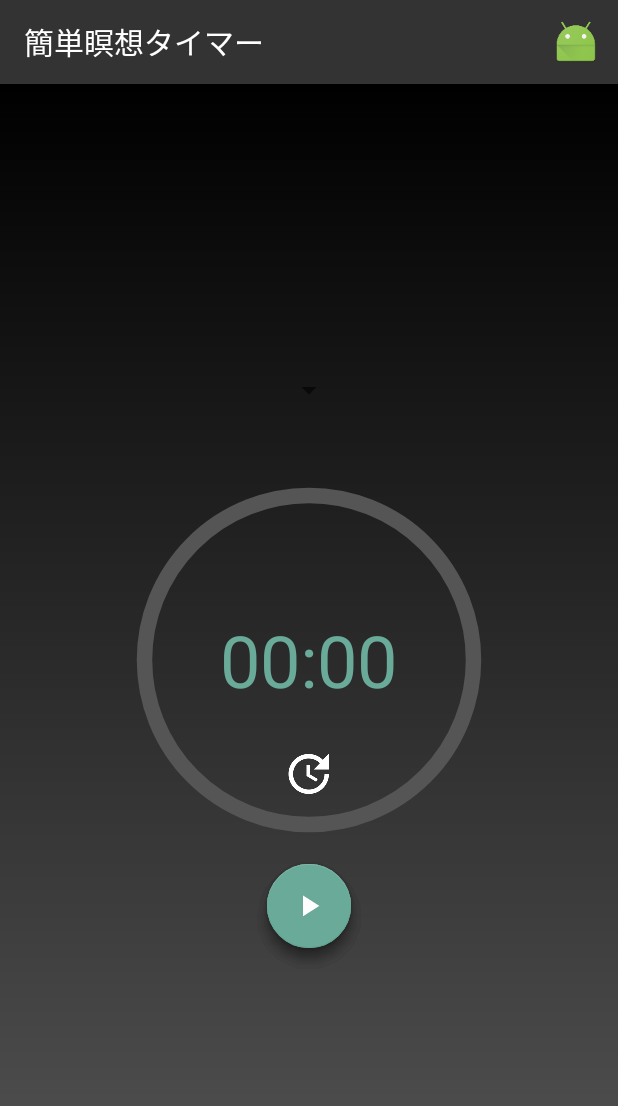
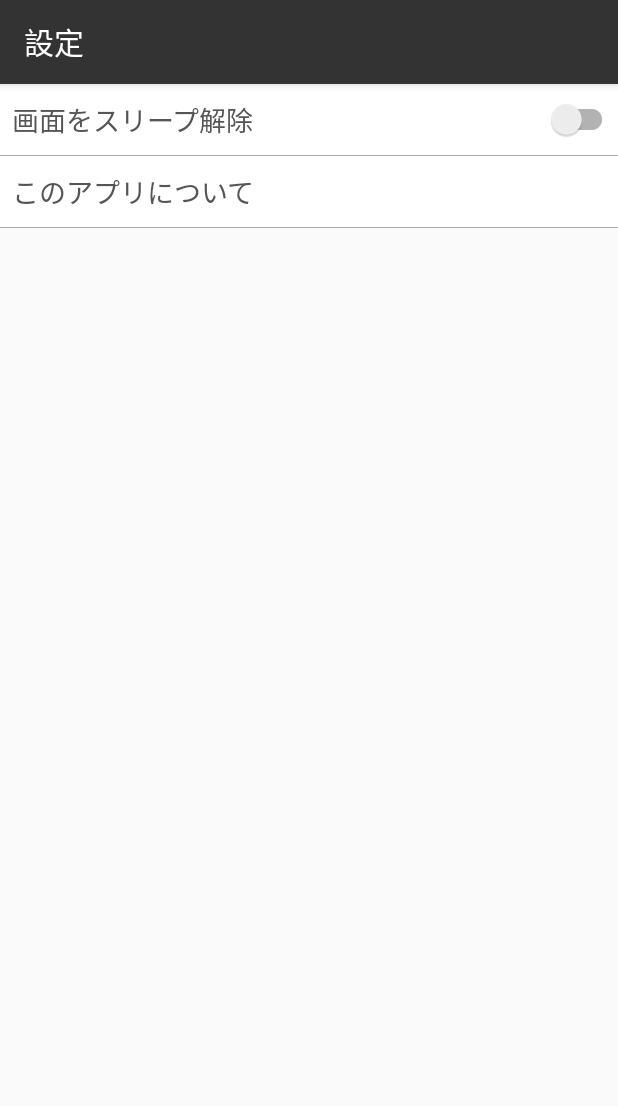
Before and after one commit to kseito/SimpleMeditationTimer, an Android app: the screen it shows after launch (MainActivity before the commit, SettingActivity after it), after a tap on "設定", on a phone screen of 412 x 824 dp. Shown: the top 1106 px of the screen. Run offline under Robolectric (Android 15) with nearby library versions, the phone set to English and light mode, and no system bars; libraries missing offline, so code that uses them is left out: com.jaredrummler.materialspinner; plain views replace MaterialSpinner; 10 statements that could not run were skipped.

Commit message:
add setting layout

```diff
--- a/app/src/main/AndroidManifest.xml
+++ b/app/src/main/AndroidManifest.xml
@@ -17,6 +17,7 @@
                 <category android:name="android.intent.category.LAUNCHER" />
             </intent-filter>
         </activity>
+        <activity android:name=".SettingActivity"/>
     </application>
 
 </manifest>
--- a/app/src/main/java/kzt/com/simplemeditationtimer/MainActivity.java
+++ b/app/src/main/java/kzt/com/simplemeditationtimer/MainActivity.java
@@ -2,6 +2,7 @@ package kzt.com.simplemeditationtimer;
 
 import android.animation.AnimatorSet;
 import android.content.Context;
+import android.content.Intent;
 import android.content.SharedPreferences;
 import android.databinding.DataBindingUtil;
 import android.media.MediaPlayer;
@@ -12,6 +13,7 @@ import android.preference.PreferenceManager;
 import android.support.design.widget.Snackbar;
 import android.support.v7.app.AppCompatActivity;
 import android.view.Menu;
+import android.view.MenuItem;
 import android.view.View;
 
 import com.jaredrummler.materialspinner.MaterialSpinner;
@@ -55,6 +57,17 @@ public class MainActivity extends AppCompatActivity implements MainActivityHandl
     public boolean onCreateOptionsMenu(Menu menu) {
         getMenuInflater().inflate(R.menu.top, menu);
         return true;
+    }
+
+    @Override
+    public boolean onOptionsItemSelected(MenuItem item) {
+        switch(item.getItemId()) {
+            case R.id.top_menu_setting:
+                startActivity(new Intent(this, SettingActivity.class));
+                return true;
+            default:
+                return super.onOptionsItemSelected(item);
+        }
     }
 
     private void startTimer(int timeSecond) {
--- /dev/null
+++ b/app/src/main/java/kzt/com/simplemeditationtimer/SettingActivity.java
@@ -0,0 +1,18 @@
+package kzt.com.simplemeditationtimer;
+
+import android.os.Bundle;
+import android.support.annotation.Nullable;
+import android.support.v7.app.AppCompatActivity;
+
+/**
+ * Created by k-seito on 2016/11/10.
+ */
+public class SettingActivity extends AppCompatActivity {
+
+    @Override
+    protected void onCreate(@Nullable Bundle savedInstanceState) {
+        super.onCreate(savedInstanceState);
+        setContentView(R.layout.activity_setting);
+        getSupportActionBar().setTitle("設定");
+    }
+}
--- /dev/null
+++ b/app/src/main/res/drawable/background_item_setting.xml
@@ -0,0 +1,14 @@
+<?xml version="1.0" encoding="utf-8"?>
+<layer-list xmlns:android="http://schemas.android.com/apk/res/android">
+    <item>
+        <shape>
+            <solid android:color="@color/colorThinGray"/>
+        </shape>
+    </item>
+
+    <item android:bottom="1dp">
+        <shape>
+            <solid android:color="@color/colorWhite"/>
+        </shape>
+    </item>
+</layer-list>
--- /dev/null
+++ b/app/src/main/res/layout/activity_setting.xml
@@ -0,0 +1,31 @@
+<?xml version="1.0" encoding="utf-8"?>
+<LinearLayout xmlns:android="http://schemas.android.com/apk/res/android"
+    android:layout_width="match_parent"
+    android:layout_height="match_parent"
+    android:orientation="vertical">
+
+    <LinearLayout
+        style="@style/Settings"
+        android:layout_width="match_parent">
+
+        <TextView
+            android:layout_width="wrap_content"
+            android:layout_height="wrap_content"
+            android:layout_weight="1"
+            android:text="画面をスリープ解除"
+            android:textColor="@color/colorDarkGray"
+            android:textSize="18sp" />
+
+        <android.support.v7.widget.SwitchCompat
+            android:layout_width="wrap_content"
+            android:layout_height="wrap_content" />
+
+    </LinearLayout>
+
+    <TextView
+        style="@style/Settings"
+        android:text="このアプリについて"
+        android:textColor="@color/colorDarkGray"
+        android:textSize="18sp" />
+
+</LinearLayout>
--- a/app/src/main/res/menu/top.xml
+++ b/app/src/main/res/menu/top.xml
@@ -3,7 +3,7 @@
       xmlns:app="http://schemas.android.com/apk/res-auto">
     <item
         android:id="@+id/top_menu_setting"
-        android:icon="@mipmap/ic_launcher"
+        android:icon="@mipmap/ic_settings"
         android:title="設定"
         app:showAsAction="always"
         />
--- a/app/src/main/res/values/colors.xml
+++ b/app/src/main/res/values/colors.xml
@@ -6,6 +6,7 @@
     <color name="colorAccent">#6AAA99</color>
 
     <color name="colorDarkGray">#555</color>
+    <color name="colorThinGray">#AAA</color>
 
     <color name="colorWhite">#FFF</color>
 </resources>
--- a/app/src/main/res/values/styles.xml
+++ b/app/src/main/res/values/styles.xml
@@ -8,4 +8,12 @@
         <item name="colorAccent">@color/colorAccent</item>
     </style>
 
+    <style name="Settings">
+        <item name="android:background">@drawable/background_item_setting</item>
+        <item name="android:layout_width">match_parent</item>
+        <item name="android:layout_height">48dp</item>
+        <item name="android:gravity">center_vertical</item>
+        <item name="android:paddingLeft">8dp</item>
+    </style>
+
 </resources>
```
Also changed, not shown: app/src/main/res/mipmap-xxhdpi/ic_settings.png (added).
